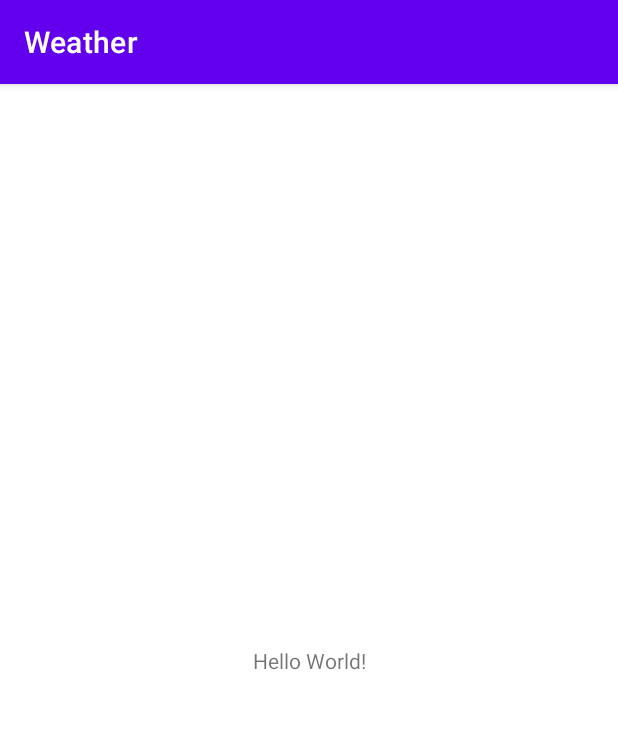
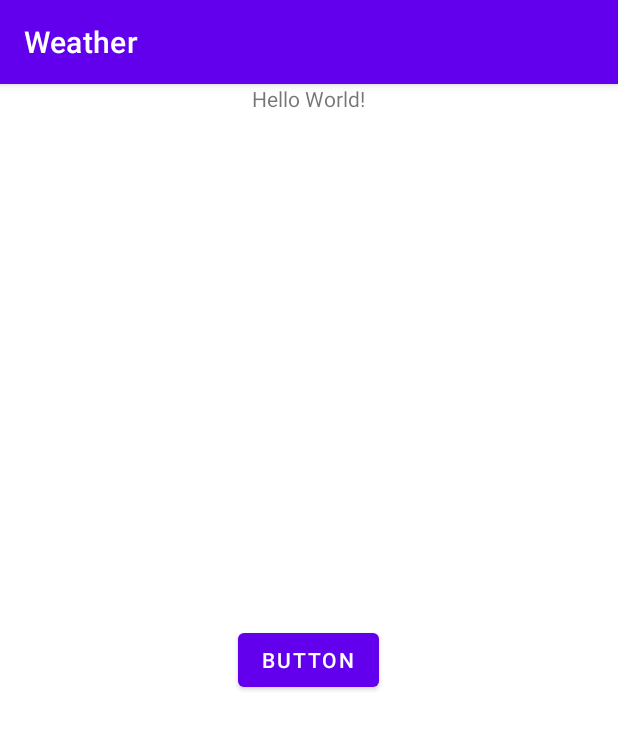
Before and after one commit to DronPascal/GB-Android-Kotlin, an Android app: the screen it shows after launch (MainActivity), on a phone screen of 412 x 824 dp. Shown: the top 729 px of the screen. Run offline under Robolectric (Android 15) with nearby library versions, the phone set to English and light mode, and no system bars.

```diff
--- a/Weather/app/src/main/java/com/test/weather/MainActivity.kt
+++ b/Weather/app/src/main/java/com/test/weather/MainActivity.kt
@@ -1,11 +1,65 @@
 package com.test.weather
 
+import android.os.Bundle
+import android.view.View
+import android.widget.Button
+import android.widget.Toast
 import androidx.appcompat.app.AppCompatActivity
-import android.os.Bundle
 
 class MainActivity : AppCompatActivity() {
+
+    private lateinit var button: Button
+    private lateinit var data: TestData
+
     override fun onCreate(savedInstanceState: Bundle?) {
         super.onCreate(savedInstanceState)
         setContentView(R.layout.activity_main)
+
+        // создайте data class с двумя свойствами, выведите их на экран приложения;
+        dataTask()
+
+        // создайте Object, в Object вызывайте copy и выводите значения скопированного класса на экран;
+        objectTask()
+
+        // выводите значения из разных циклов в консоль, используя примеры из методических материалов.
+        cyclesTask()
+    }
+
+    fun dataTask() {
+        data = TestData(10, "Hi")
+        Toast.makeText(this, "message: ${data.property1}, ${data.property2}", Toast.LENGTH_SHORT)
+            .show()
+    }
+
+    fun objectTask() {
+        val listener = object : View.OnClickListener {
+            override fun onClick(v: View?) {
+                val data = this@MainActivity.data.copy(property2 = "Bye")
+                Toast.makeText(
+                    this@MainActivity,
+                    "message: ${data.property1}, ${data.property2}",
+                    Toast.LENGTH_SHORT
+                ).show()
+            }
+        }
+        button = findViewById(R.id.button)
+        button.setOnClickListener(listener)
+    }
+
+    fun cyclesTask() {
+        for (i in 1..3) {
+            println("First")
+        }
+
+        for (i in 4 downTo 1 step 2) {
+            println("Second")
+        }
+
+        val list = ArrayList<String>(0)
+        val arr = arrayOf("1", "2", "3", "4", "5", "6", "7", "8", "9", "10")
+        list.addAll(arr)
+        for (i in 0 until list.size) {
+            println(list[i])
+        }
     }
 }
--- /dev/null
+++ b/Weather/app/src/main/java/com/test/weather/TestData.kt
@@ -0,0 +1,3 @@
+package com.test.weather
+
+data class TestData(val property1 : Int, val property2: String)
--- a/Weather/app/src/main/res/layout/activity_main.xml
+++ b/Weather/app/src/main/res/layout/activity_main.xml
@@ -1,5 +1,5 @@
 <?xml version="1.0" encoding="utf-8"?>
-<androidx.constraintlayout.widget.ConstraintLayout xmlns:android="http://schemas.android.com/apk/res/android"
+<FrameLayout xmlns:android="http://schemas.android.com/apk/res/android"
     xmlns:app="http://schemas.android.com/apk/res-auto"
     xmlns:tools="http://schemas.android.com/tools"
     android:layout_width="match_parent"
@@ -10,9 +10,13 @@
         android:layout_width="wrap_content"
         android:layout_height="wrap_content"
         android:text="Hello World!"
-        app:layout_constraintBottom_toBottomOf="parent"
-        app:layout_constraintLeft_toLeftOf="parent"
-        app:layout_constraintRight_toRightOf="parent"
-        app:layout_constraintTop_toTopOf="parent" />
+        android:layout_gravity="top|center" />
 
-</androidx.constraintlayout.widget.ConstraintLayout>
+    <Button
+        android:id="@+id/button"
+        android:layout_width="wrap_content"
+        android:layout_height="wrap_content"
+        android:text="@string/main_button_title"
+        android:layout_gravity="center"/>
+
+</FrameLayout>
--- a/Weather/app/src/main/res/values/strings.xml
+++ b/Weather/app/src/main/res/values/strings.xml
@@ -1,3 +1,4 @@
 <resources>
     <string name="app_name">Weather</string>
+    <string name="main_button_title">Button</string>
 </resources>
```
